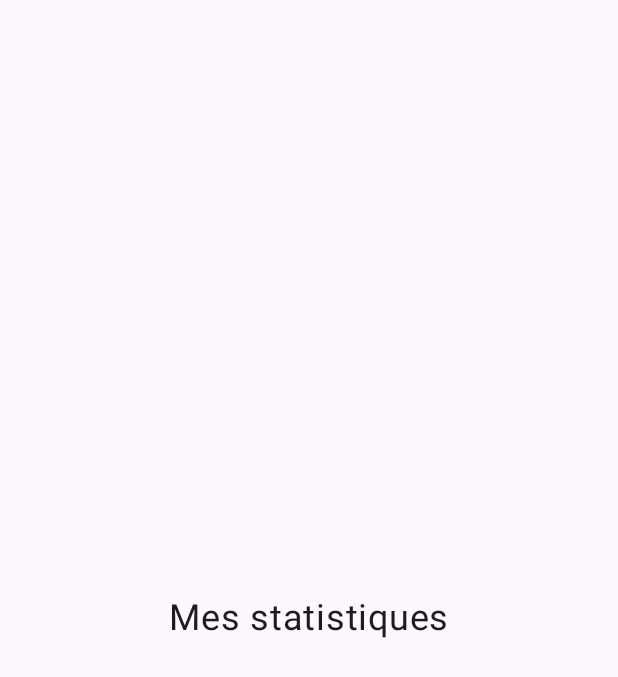
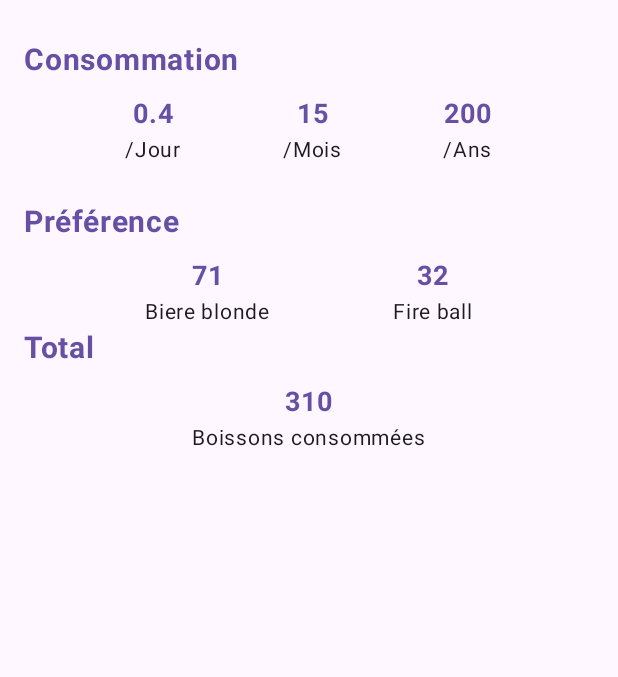
Before and after one commit to mpaitier/ThristyQuest, an Android app built with Jetpack Compose: the composable Screen0 shown on its own in the app's theme, on a phone screen of 412 x 824 dp. Shown: the top 677 px of the screen. Run offline under Robolectric (Android 15) with nearby library versions, the phone set to English and light mode, and no system bars.

Commit message:
logo profil + stats (ajout edit à revoir)

```diff
--- a/app/build.gradle.kts
+++ b/app/build.gradle.kts
@@ -61,6 +61,7 @@ dependencies {
     debugImplementation(libs.androidx.ui.tooling)
     debugImplementation(libs.androidx.ui.test.manifest)
     implementation("com.google.accompanist:accompanist-pager:0.30.1")
+    implementation("io.coil-kt:coil-compose:2.1.0")
 
 
 }
--- a/app/src/main/java/com/example/thirstyquest/ui/components/TopBar.kt
+++ b/app/src/main/java/com/example/thirstyquest/ui/components/TopBar.kt
@@ -3,6 +3,8 @@ package com.example.thirstyquest.ui.components
 import androidx.compose.foundation.clickable
 import androidx.compose.foundation.isSystemInDarkTheme
 import androidx.compose.foundation.layout.*
+import androidx.compose.foundation.Image
+import androidx.compose.ui.res.painterResource
 import androidx.compose.material3.*
 import androidx.compose.material.icons.Icons
 import androidx.compose.material.icons.filled.Face
@@ -26,9 +28,12 @@ import androidx.navigation.NavController
 import androidx.navigation.compose.currentBackStackEntryAsState
 import androidx.navigation.compose.rememberNavController
 import com.example.thirstyquest.R
-
 import com.example.thirstyquest.navigation.Screen
 import com.example.thirstyquest.ui.theme.*
+
+
+
+
 
 @OptIn(ExperimentalMaterial3Api::class)
 @Composable
@@ -37,12 +42,10 @@ fun TopBar(navController: NavController) {
     val primaryColor = MaterialTheme.colorScheme.primary
     val backgroundColor = MaterialTheme.colorScheme.background
     var showDialog by remember { mutableStateOf(false) }
-    var searchQuery by remember { mutableStateOf("") }
     val currentBackStackEntry = navController.currentBackStackEntryAsState()
 
-
     CenterAlignedTopAppBar(
-        modifier = Modifier.height((0.12*LocalConfiguration.current.screenHeightDp).dp),
+        modifier = Modifier.height((0.12 * LocalConfiguration.current.screenHeightDp).dp),
         title = {
             Text(
                 text = stringResource(id = R.string.app_name),
@@ -53,31 +56,35 @@ fun TopBar(navController: NavController) {
         },
         navigationIcon = {
             IconButton(onClick = { navController.navigate(Screen.Profile.name) }) {
-                Icon(
-                    imageVector = Icons.Filled.Face,
-                    contentDescription = "Profil"
+                Image(
+                    painter = painterResource(id = R.drawable.pdp),
+                    contentDescription = "Profil",
+                    modifier = Modifier.size(60.dp)
                 )
             }
+
         },
         actions = {
             if (currentBackStackEntry.value?.destination?.route == Screen.Profile.name) {
-                IconButton(onClick = { showDialog = true}) {
-                    Icon(
-                        imageVector = Icons.Filled.Settings,
-                        contentDescription = "Paramètres"
-                    )
-                    Icon(imageVector = Icons.Filled.Edit,
-                        contentDescription = "Modifier"
-                    )
-
+                IconButton(onClick = { showDialog = true }) {
+                    Row(modifier = Modifier.fillMaxWidth()) {
+                        Icon(
+                            imageVector = Icons.Filled.Edit,
+                            contentDescription = "Modifier"
+                        )
+                        Icon(
+                            imageVector = Icons.Filled.Settings,
+                            contentDescription = "Paramètres"
+                        )
+                    }
                 }
             }
         },
         colors = TopAppBarDefaults.topAppBarColors(
             containerColor = backgroundColor,
         )
+    )
 
-    )
     if (showDialog) {
         ChangeProfilePictureDialog(
             onDismiss = { showDialog = false },
@@ -85,6 +92,8 @@ fun TopBar(navController: NavController) {
         )
     }
 }
+
+
 
 @Composable
 fun ChangeProfilePictureDialog(onDismiss: () -> Unit, onConfirm: () -> Unit) {
--- a/app/src/main/java/com/example/thirstyquest/ui/screens/ProfileScreen.kt
+++ b/app/src/main/java/com/example/thirstyquest/ui/screens/ProfileScreen.kt
@@ -1,6 +1,7 @@
 package com.example.thirstyquest.ui.screens
 
 import androidx.compose.foundation.Image
+import androidx.compose.foundation.background
 import androidx.compose.foundation.clickable
 import androidx.compose.foundation.layout.*
 import androidx.compose.foundation.lazy.grid.GridCells
@@ -11,6 +12,7 @@ import androidx.compose.foundation.pager.rememberPagerState
 import androidx.compose.foundation.shape.CircleShape
 import androidx.compose.material3.Card
 import androidx.compose.material3.CardDefaults
+import androidx.compose.material3.MaterialTheme
 import androidx.compose.material3.Tab
 import androidx.compose.material3.TabRow
 import androidx.compose.material3.Text
@@ -28,7 +30,6 @@ import androidx.compose.ui.unit.dp
 import androidx.compose.ui.unit.sp
 import androidx.navigation.NavController
 import com.example.thirstyquest.R
-//import com.example.thirstyquest.ui.components.MemberList
 import kotlinx.coroutines.launch
 
 @Composable
@@ -69,15 +70,91 @@ fun ProfileScreen(navController: NavController) {
             }
         }
 
-
     }
 
 }
 
 @Composable
 fun Screen0() {
-    Box(modifier = Modifier.fillMaxSize(), contentAlignment = Alignment.Center) {
-        Text(stringResource(id = R.string.stats), fontSize = 24.sp)
+    Column(
+        modifier = Modifier
+            .fillMaxSize()
+            .background(MaterialTheme.colorScheme.background)
+            .padding(16.dp)
+    ) {
+        val primaryColor = MaterialTheme.colorScheme.primary
+
+        Spacer(modifier = Modifier.height(12.dp))
+
+        Text(
+            text = stringResource(id = R.string.conso),
+            fontSize = 20.sp,
+            color = primaryColor,
+            fontWeight = FontWeight.Bold
+        )
+
+        Spacer(modifier = Modifier.height(12.dp))
+
+        Row(
+            modifier = Modifier.fillMaxWidth(),
+            horizontalArrangement = Arrangement.SpaceEvenly
+        ) {
+            StatItem("/Jour", "0.4")
+            StatItem("/Mois", "15")
+            StatItem("/Ans", "200")
+        }
+
+        Spacer(modifier = Modifier.height(24.dp))
+
+        Text(
+            text = stringResource(id = R.string.pref),
+            fontSize = 20.sp,
+            color = primaryColor,
+            fontWeight = FontWeight.Bold
+        )
+
+        Spacer(modifier = Modifier.height(12.dp))
+
+        Row(
+            modifier = Modifier.fillMaxWidth(),
+            horizontalArrangement = Arrangement.SpaceEvenly
+        ) {
+            StatItem("Biere blonde", "71")
+            StatItem("Fire ball", "32")
+        }
+        Text(
+            text = stringResource(id = R.string.total),
+            fontSize = 20.sp,
+            color = primaryColor,
+            fontWeight = FontWeight.Bold
+        )
+
+        Spacer(modifier = Modifier.height(12.dp))
+
+        Row(
+            modifier = Modifier.fillMaxWidth(),
+            horizontalArrangement = Arrangement.SpaceEvenly
+        ) {
+            StatItem("Boissons consommées", "310")
+        }
+    }
+}
+@Composable
+fun StatItem(label: String, value: String) {
+    Column(
+        horizontalAlignment = Alignment.CenterHorizontally
+    ) {
+        Text(
+            text = value,
+            fontSize = 18.sp,
+            fontWeight = FontWeight.Bold,
+            color = MaterialTheme.colorScheme.primary
+        )
+        Text(
+            text = label,
+            fontSize = 14.sp,
+            color = MaterialTheme.colorScheme.onBackground
+        )
     }
 }
 
--- a/app/src/main/res/values/strings.xml
+++ b/app/src/main/res/values/strings.xml
@@ -17,4 +17,7 @@
     <string name="badge">Mes badges</string>
     <string name="stats">Mes statistiques</string>
     <string name="historique_personnel">Mes dernières boissons</string>
+    <string name="conso">Consommation</string>
+    <string name="pref">Préférence</string>
+    <string name="total">Total</string>
 </resources>
```
Also changed, not shown: app/src/main/res/drawable/pdp.jpg (added), app/src/main/res/drawable/yager.jpg (added).
